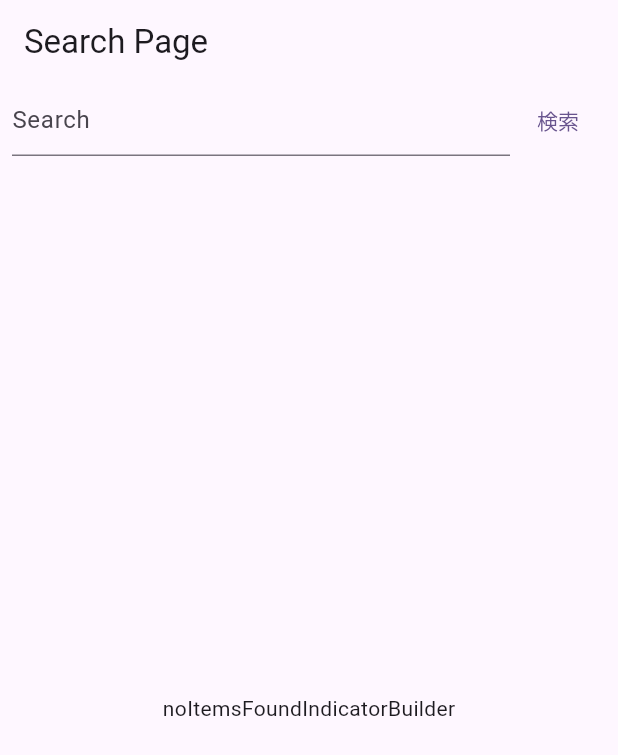
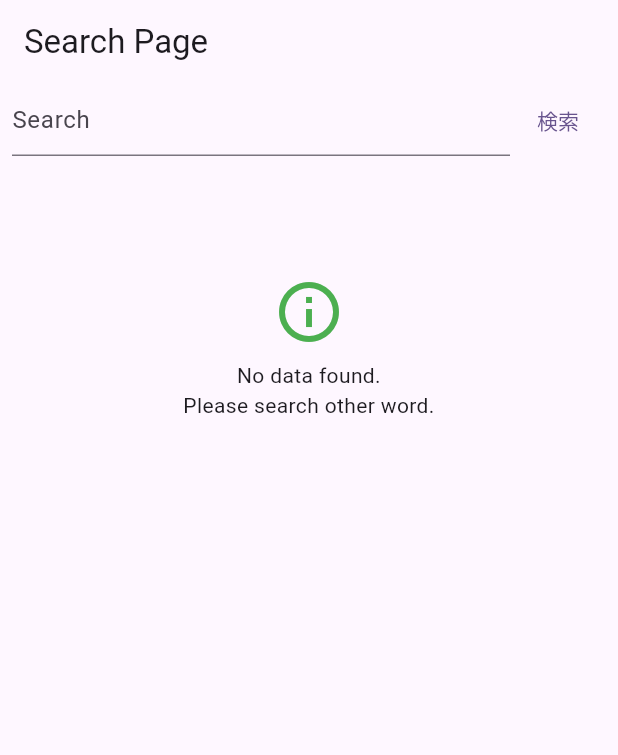
Before and after one commit to you22fy/yumemi_flutter, a Flutter app: the screen it shows after launch, on a phone screen of 412 x 824 dp. Shown: the top 755 px of the screen. Run offline on Flutter 3.47's test engine with Material 3 defaults, Android fonts, the phone set to English and light mode, and no system bars; our stand-ins replace dio, flutter_riverpod, go_router, infinite_scroll_pagination.

Commit message:
add : 検索結果がない場合の画面

```diff
--- a/lib/pages/search/search_page.dart
+++ b/lib/pages/search/search_page.dart
@@ -47,6 +47,10 @@ class SearchPage extends ConsumerWidget {
           ),
           const SizedBox(height: 16),
           Expanded(
+            child: RefreshIndicator(
+              onRefresh: () async {
+                await notifier.startSearching();
+              },
               child: PagedListView.separated(
                 pagingController: controller.pagingController,
                 separatorBuilder: (context, index) => const SizedBox(height: 8),
@@ -61,21 +65,23 @@ class SearchPage extends ConsumerWidget {
                         description: repositoryInfo.description ?? '',
                         onPressed: () {
                           context.push('/detail');
+                          controller.pagingController.value.status;
                         },
                       ),
                     );
                   },
+                  // 初回読み込み時にエラーが発生した場合このbuilderが呼ばれる
+                  firstPageErrorIndicatorBuilder: (context) {
+                    return _MessageWidget.hasError();
+                  },
+                  // 2ページ目以降の読み込み時にエラーが発生した場合このbuilderが呼ばれる
+                  newPageErrorIndicatorBuilder: (context) {
+                    return _MessageWidget.hasError();
+                  },
                   // アイテムが1件もない場合このbuilderが呼ばれる
-                noItemsFoundIndicatorBuilder: (context) => const Center(
-                  child: Text('noItemsFoundIndicatorBuilder'),
-                ),
-                // 初回読み込み時にエラーが発生した場合このbuilderが呼ばれる
-                firstPageErrorIndicatorBuilder: (context) => const Center(
-                  child: Text('firstPageErrorIndicatorBuilder'),
-                ),
-                // 2ページ目以降の読み込み時にエラーが発生した場合このbuilderが呼ばれるÏ
-                newPageErrorIndicatorBuilder: (context) => const Center(
-                  child: Text('newPageErrorIndicatorBuilder'),
+                  noItemsFoundIndicatorBuilder: (context) {
+                    return _MessageWidget.noData();
+                  },
                 ),
               ),
             ),
@@ -85,3 +91,50 @@ class SearchPage extends ConsumerWidget {
     );
   }
 }
+
+class _MessageWidget extends StatelessWidget {
+  const _MessageWidget._({
+    required this.message,
+    required this.icon,
+  });
+
+  factory _MessageWidget.noData() {
+    return const _MessageWidget._(
+      message: 'No data found.\nPlease search other word.',
+      icon: Icon(
+        Icons.info_outline,
+        size: 48,
+        color: Colors.green,
+      ),
+    );
+  }
+
+  factory _MessageWidget.hasError() {
+    return const _MessageWidget._(
+      message: 'An error occurred.\nPlease try again.',
+      icon: Icon(
+        Icons.error_outline,
+        size: 48,
+        color: Colors.red,
+      ),
+    );
+  }
+
+  final String message;
+  final Icon icon;
+  @override
+  Widget build(BuildContext context) {
+    return Column(
+      crossAxisAlignment: CrossAxisAlignment.center,
+      children: [
+        const SizedBox(height: 64),
+        icon,
+        const SizedBox(height: 8),
+        Text(
+          message,
+          textAlign: TextAlign.center,
+        ),
+      ],
+    );
+  }
+}
```
Also changed, not shown: lib/pages/search/search_page_controller.dart (+4 -4 lines). Lines whose indentation alone changed are shown as unchanged.
